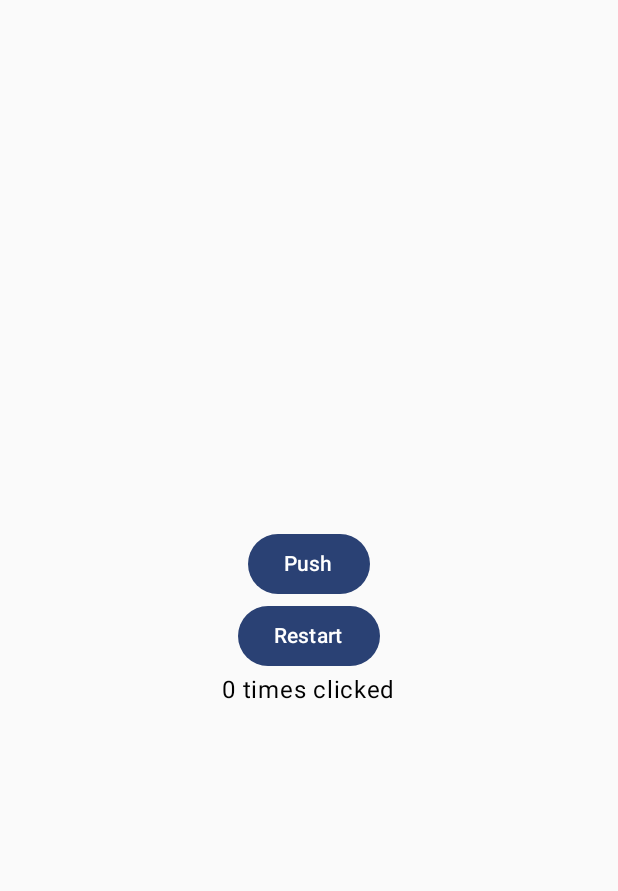
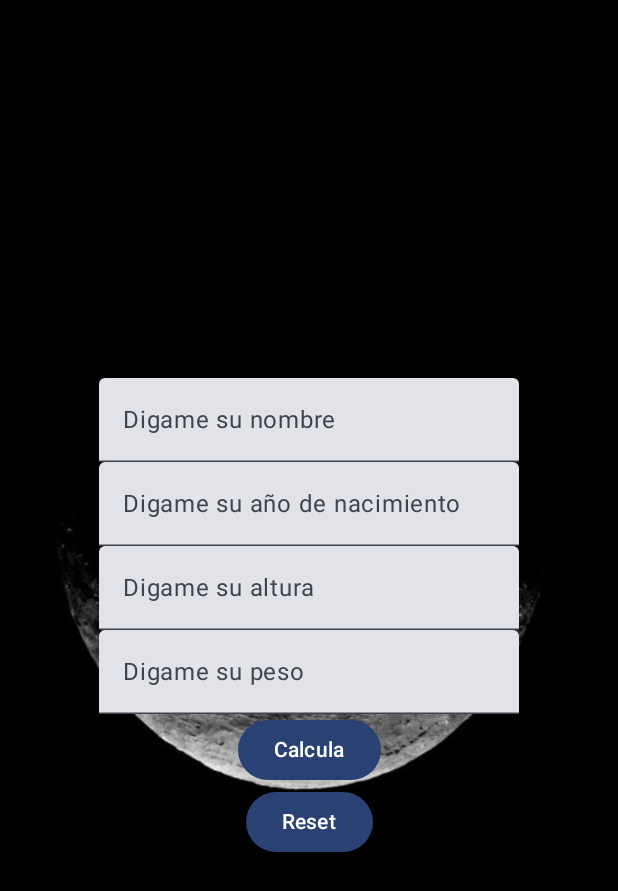
Before and after one commit to AngelinhoSardinha/Android, an Android app built with Jetpack Compose: the screen it shows after launch (MainActivity), on a phone screen of 412 x 824 dp. Shown: the top 891 px of the screen. Run offline under Robolectric (Android 15) with nearby library versions, the phone set to English and light mode, and no system bars; our stand-ins replace constraintlayout-compose.

Commit message:
Hola_lol

```diff
--- a/app/src/main/java/com/example/my_first_android/MainActivity.kt
+++ b/app/src/main/java/com/example/my_first_android/MainActivity.kt
@@ -42,7 +42,7 @@ class MainActivity : ComponentActivity() {
         setContent {
             My_first_androidTheme {
                 //Scaffold(modifier = Modifier.fillMaxSize()) { innerPadding ->
-                MyStateExample()
+                IMC()
                 //}
             }
         }
--- a/app/src/main/java/com/example/my_first_android/NUevo.kt
+++ b/app/src/main/java/com/example/my_first_android/NUevo.kt
@@ -18,6 +18,7 @@ import androidx.compose.foundation.layout.fillMaxWidth
 import androidx.compose.foundation.layout.height
 import androidx.compose.foundation.layout.padding
 import androidx.compose.foundation.layout.size
+import androidx.compose.foundation.text.KeyboardOptions
 import androidx.compose.material3.Button
 import androidx.compose.material3.Scaffold
 import androidx.compose.material3.Text
@@ -32,9 +33,12 @@ import androidx.compose.ui.Alignment
 import androidx.compose.ui.Modifier
 import androidx.compose.ui.draw.alpha
 import androidx.compose.ui.graphics.Color
+import androidx.compose.ui.layout.ContentScale
 import androidx.compose.ui.res.painterResource
+import androidx.compose.ui.res.stringResource
 import androidx.compose.ui.text.font.FontStyle
 import androidx.compose.ui.text.font.FontWeight
+import androidx.compose.ui.text.input.KeyboardType
 import androidx.compose.ui.text.style.TextAlign
 import androidx.compose.ui.tooling.preview.Preview
 import androidx.compose.ui.unit.dp
@@ -68,7 +72,7 @@ fun Body() {
             value = name,
             onValueChange = { name = it },
             label = { Text("Enter your name bitch") })
-        Button(onClick = {showText = true}) {
+        Button(onClick = { showText = true }) {
             Text("Say Hi")
         }
         Spacer(Modifier.fillMaxHeight(0.1f))
@@ -83,19 +87,21 @@ fun Body() {
 }
 
 @Composable
-fun MyStateExample(){
-    var counter by remember {mutableStateOf(0)}
-    Column(Modifier.fillMaxSize(),
+fun MyStateExample() {
+    var counter by remember { mutableStateOf(0) }
+    Column(
+        Modifier.fillMaxSize(),
         verticalArrangement = Arrangement.Center,
-        horizontalAlignment = Alignment.CenterHorizontally) {
+        horizontalAlignment = Alignment.CenterHorizontally
+    ) {
         Button(onClick = { counter += 1 }) {
             Text(text = "Push")
         }
-        Button(onClick = {counter = 0}) {
+        Button(onClick = { counter = 0 }) {
             Text(text = "Restart")
         }
         Text(text = "${counter} times clicked")
-        if(counter == 10){
+        if (counter == 10) {
             Image(
                 painter = painterResource(id = R.drawable.nn),
                 contentDescription = "PIPIPI"
@@ -105,9 +111,147 @@ fun MyStateExample(){
     }
 }
 
+@Composable
+fun Calcular() {
+    var total: String by remember { mutableStateOf("") }
+    var porcentaje: String by remember { mutableStateOf("") }
+    var calcula: Boolean by remember { mutableStateOf(false) }
+    Column(
+        modifier = Modifier.fillMaxSize(),
+        verticalArrangement = Arrangement.Center,
+        horizontalAlignment = Alignment.CenterHorizontally,
+
+        ) {
+        TextField(
+            value = total,
+            onValueChange = { total = it },
+            label = { Text(text = stringResource(R.string.total)) },
+            keyboardOptions = KeyboardOptions(keyboardType = KeyboardType.Number)
+        )
+        TextField(
+            value = porcentaje,
+            onValueChange = { porcentaje = it },
+            label = { Text(text = stringResource(R.string.porcentaje)) },
+            keyboardOptions = KeyboardOptions(keyboardType = KeyboardType.Number)
+        )
+        Button(onClick = { calcula = true }) {
+            Text("Calcular")
+        }
+        if (calcula) {
+            Text(
+                text = stringResource(R.string.texto1) + total.toDouble() * (porcentaje.toDouble() / 100),
+                textAlign = TextAlign.Center
+            )
+            Text(
+                text = stringResource(R.string.montoTotal) + (total.toDouble() * (porcentaje.toDouble() / 100) + total.toDouble()),
+                textAlign = TextAlign.Center
+            )
+        }
+        if (calcula && porcentaje == "100") {
+            Image(
+                painter = painterResource(id = R.drawable.baixa),
+                contentDescription = "PIPIPI"
+            )
+            Text(text = stringResource(R.string.camarero), fontWeight = FontWeight.Bold)
+        }
+    }
+}
+
+@Composable
+fun IMC() {
+    var botoncito : Boolean by remember { mutableStateOf(false) }
+    var nombre : String by remember { mutableStateOf("") }
+    var nacimiento : String by remember { mutableStateOf("") }
+    var altura : String by remember { mutableStateOf("") }
+    var peso : String by remember { mutableStateOf("") }
+    var calculo : String by remember { mutableStateOf("") }
+    Image(
+        painter = painterResource(id = R.drawable.ddb93982c3196c10fa92396e3ac7a5b5),
+        contentDescription = "PIPIPI",
+        Modifier.fillMaxSize(),
+        contentScale = ContentScale.FillBounds
+    )
+    Column(
+        modifier = Modifier.fillMaxSize(),
+        verticalArrangement = Arrangement.Center,
+        horizontalAlignment = Alignment.CenterHorizontally,
+    ) {
+        TextField(
+            value = nombre,
+            onValueChange = {nombre = it},
+            label = { Text(text = stringResource(R.string.dimeNombre)) }
+        )
+        TextField(
+            value = nacimiento,
+            onValueChange = {nacimiento = it},
+            label = { Text(text = stringResource(R.string.nacimiento)) }
+        )
+        TextField(
+            value = altura,
+            onValueChange = {altura = it},
+            label = { Text(text = stringResource(R.string.altura)) }
+        )
+        TextField(
+            value = peso,
+            onValueChange = {peso = it},
+            label = { Text(text = stringResource(R.string.peso)) }
+        )
+        Button(onClick = {botoncito = true}) {
+            Text("Calcula")
+        }
+        Button(onClick = {botoncito = false}) {
+            Text("Reset")
+        }
+        if(botoncito){
+            calculo = (calculo_IMC(peso.toDouble(), altura.toDouble())).toString()
+            if(calculo.toDouble() <= 18.5){
+                Text(text = stringResource(R.string.insuficiente), color = Color.White)
+                Text(text = stringResource(R.string.imc) + calculo, color = Color.White)
+                Text(nombre + " con edad " + (nacimiento.toDouble() - 2025), color = Color.White)
+                Image(
+                    painter = painterResource(id = R.drawable.ff),
+                    contentDescription = "PIPIPI",
+                    Modifier.fillMaxSize(),
+                    contentScale = ContentScale.FillBounds
+                )
+            }
+            else if(calculo.toDouble() > 18.5 && calculo.toDouble() <= 24.9){
+                Text(text = stringResource(R.string.normal), color = Color.White)
+                Text(text = stringResource(R.string.imc) + calculo, color = Color.White)
+                Text(nombre + " con edad " + (nacimiento.toDouble() - 2025), color = Color.White)
+            }
+            else if(calculo.toDouble() > 25 && calculo.toDouble() <= 50){
+                Text(text = stringResource(R.string.sobrePeso), color = Color.White)
+                Text(text = stringResource(R.string.imc) + calculo, color = Color.White)
+                Text(nombre + " con edad " + (nacimiento.toDouble() - 2025), color = Color.White)
+            }
+            else {
+                Text(text = stringResource(R.string.gordo), color = Color.White)
+                Text(text = stringResource(R.string.imc) + calculo, color = Color.White)
+                Text(nombre + " con edad " + (nacimiento.toDouble() - 2025), color = Color.White)
+                Image(
+                    painter = painterResource(id = R.drawable.gg),
+                    contentDescription = "PIPIPI",
+                    Modifier.fillMaxSize(),
+                    contentScale = ContentScale.FillBounds
+                )
+            }
+        }
+    }
+}
+
+fun calculo_IMC(peso : Double, altura : Double) : Double{
+    var calculo = peso / altura*altura
+    return calculo
+}
+
+@Composable
+fun secreto() {
+
+}
 
 @Preview(showBackground = true, showSystemUi = true)
 @Composable
 fun Preview2() {
-    Body()
+    IMC()
 }
--- a/app/src/main/res/values/strings.xml
+++ b/app/src/main/res/values/strings.xml
@@ -1,3 +1,17 @@
 <resources>
     <string name="app_name">My_first_android</string>
+    <string name="texto1">El total de la propina que vas a dar es el siguiente:</string>
+    <string name="camarero">El camarero te lo agradece infinitamente</string>
+    <string name="total">Coloca el precio total del menú</string>
+    <string name="porcentaje">Cuál es el porcentaje de propina?</string>
+    <string name="montoTotal">El monto total con la propina incluida es el siguiente: </string>
+    <string name="dimeNombre">Digame su nombre</string>
+    <string name="nacimiento">Digame su año de nacimiento</string>
+    <string name="altura">Digame su altura</string>
+    <string name="peso">Digame su peso</string>
+    <string name="insuficiente">Eres un fucking flaco bro</string>
+    <string name="normal">NORMAL</string>
+    <string name="sobrePeso">Estas un poco pasado BB</string>
+    <string name="gordo">DEJAD DE COMER GORDOOOOO</string>
+    <string name="imc">Tu IMC es: </string>
 </resources>
```
Also changed, not shown: app/src/main/res/drawable/baixa.jpeg (added), app/src/main/res/drawable/ddb93982c3196c10fa92396e3ac7a5b5.jpg (added), app/src/main/res/drawable/ff.jpg (added), app/src/main/res/drawable/gg.jpg (added).
